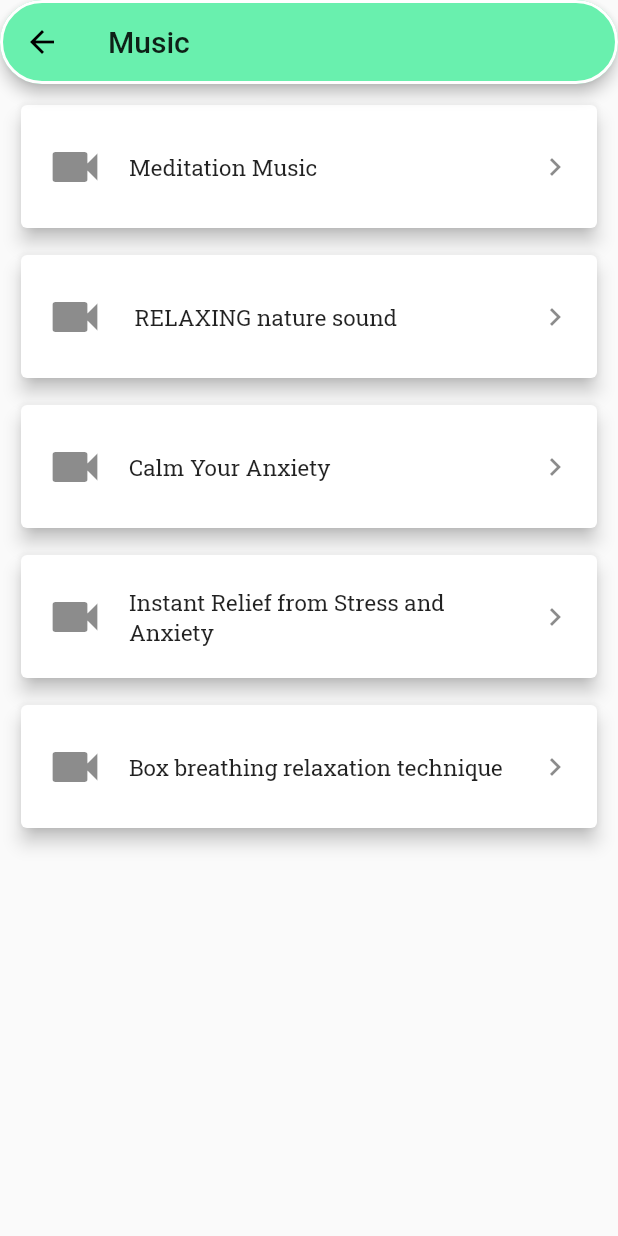
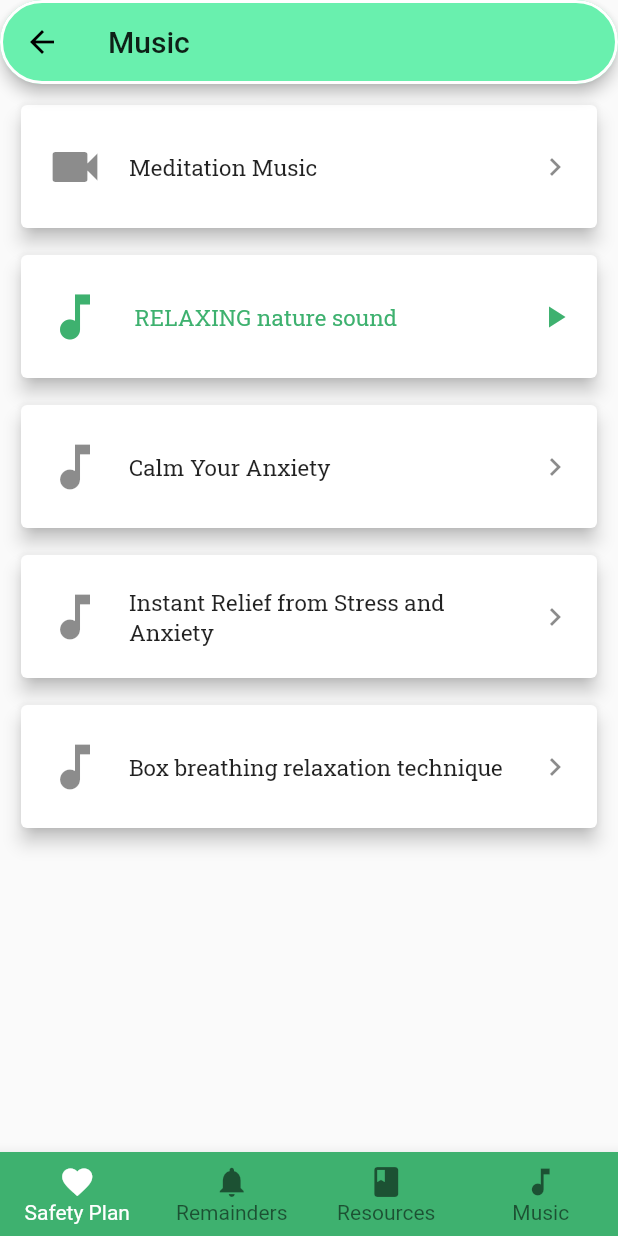
Before and after one commit to Kurama-tech/safety-ui, a Flutter app: the Music screen opened by its route, on a phone screen of 412 x 824 dp. Run offline on Flutter 3.47's test engine with Material 2 defaults, Android fonts, the phone set to English and light mode, and no system bars; our stand-ins replace date_format, flare_flutter, flutter_local_notifications, flutter_speed_dial, google_fonts, rxdart and 2 more; accounts and stored records are empty; statements that could not run were skipped.

Commit message:
added music

```diff
--- a/lib/view/Appointments.dart
+++ b/lib/view/Appointments.dart
@@ -132,6 +132,7 @@ class _AppointmentsState extends State<Appointments>
                   ),
                 );
               },
+
               child: Text('Add Appointments'),
             ),
           )
--- a/lib/view/musicView.dart
+++ b/lib/view/musicView.dart
@@ -1,4 +1,5 @@
 import 'package:flutter/material.dart';
+import 'package:flutter/rendering.dart';
 import 'package:google_fonts/google_fonts.dart';
 import 'package:url_launcher/url_launcher.dart';
 
@@ -6,6 +7,7 @@ class Music extends StatelessWidget {
   @override
   Widget build(BuildContext context) {
     return new Scaffold(
+
       appBar: AppBar(
         title: Text("Music"),
         shape: RoundedRectangleBorder(
@@ -48,12 +50,14 @@ class Music extends StatelessWidget {
               elevation: 5,
               child: Center(
                 child: ListTile(
-                  leading: Icon(Icons.videocam,size: 40,),
+                  leading: Icon(Icons.music_note,size: 40,color: Color(0xFF3EB16F),),
                   title: Text(
                     " RELAXING nature sound ",
-                    style: GoogleFonts.robotoSlab(fontSize: 15.0),
+                    style: GoogleFonts.robotoSlab(fontSize: 15.0,color: Color(0xFF3EB16F))
+                    ,
                   ),
-                  trailing: Icon(Icons.keyboard_arrow_right),
+
+                  trailing: Icon(Icons.play_arrow,color: Color(0xFF3EB16F),),
                   onTap: () async {
                     const url = 'https://youtu.be/YCLnDcEP-1I';
                     await canLaunch(url)
@@ -74,7 +78,7 @@ class Music extends StatelessWidget {
               elevation: 5,
               child: Center(
                 child: ListTile(
-                  leading: Icon(Icons.videocam,size: 40,),
+                  leading: Icon(Icons.music_note,size: 40,),
                   title: Text(
                     "Calm Your Anxiety",
                     style: GoogleFonts.robotoSlab(fontSize: 15.0),
@@ -100,7 +104,7 @@ class Music extends StatelessWidget {
               elevation: 5,
               child: Center(
                 child: ListTile(
-                  leading: Icon(Icons.videocam,size: 40,),
+                  leading: Icon(Icons.music_note,size: 40,),
                   title: Text(
                     "Instant Relief from Stress and Anxiety ",
                     style: GoogleFonts.robotoSlab(fontSize: 15.0),
@@ -126,7 +130,7 @@ class Music extends StatelessWidget {
               elevation: 5,
               child: Center(
                 child: ListTile(
-                  leading: Icon(Icons.videocam,size: 40,),
+                  leading: Icon(Icons.music_note,size: 40,),
                   title: Text(
                     "Box breathing relaxation technique",
                     style: GoogleFonts.robotoSlab(fontSize: 15.0),
@@ -145,6 +149,61 @@ class Music extends StatelessWidget {
           ),
         ],
       ),
+      bottomNavigationBar: BottomNavigationBar(
+        backgroundColor: Color(0xFF3EB16F),
+        type: BottomNavigationBarType.fixed,
+        selectedItemColor: Colors.white,
+        selectedFontSize: 14,
+        currentIndex: 0,
+        unselectedFontSize: 14,
+        onTap: (value) {
+          switch (value) {
+            case 0:
+              {
+                Navigator.pushNamed(context, '/SafetyPlan');
+              }
+              break;
+            case 1:
+              {
+                Navigator.pushNamed(context, '/Reminders');
+              }
+              break;
+            case 2:
+              {
+                Navigator.pushNamed(context, '/Resources');
+              }
+              break;
+            case 3:
+              {
+                Navigator.pushNamed(context, '/Music');
+              }
+              break;
+            default:
+              {
+                throw Error();
+              }
+              break;
+          }
+        },
+        items: [
+          BottomNavigationBarItem(
+            title: Text('Safety Plan'),
+            icon: Icon(Icons.favorite),
+          ),
+          BottomNavigationBarItem(
+            title: Text('Remainders'),
+            icon: Icon(Icons.notifications),
+          ),
+          BottomNavigationBarItem(
+            title: Text('Resources'),
+            icon: Icon(Icons.book),
+          ),
+          BottomNavigationBarItem(
+            title: Text('Music'),
+            icon: Icon(Icons.music_note),
+          ),
+        ],
+      ),
 
     );
   }
```
Also changed, not shown: lib/view/remindersView.dart (+55 -0 lines), lib/view/resourcesView.dart (+58 -2 lines).
